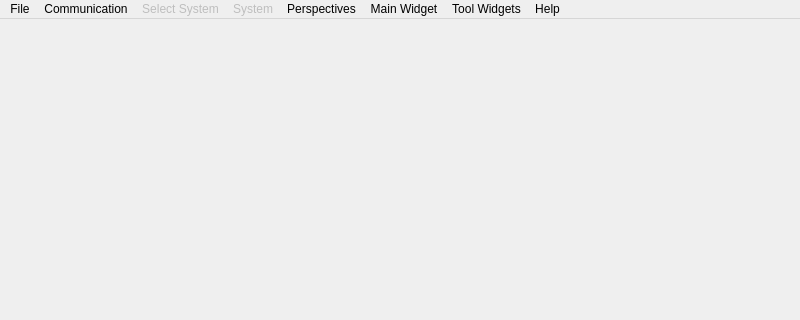
This is src/ui/MainWindow.ui in mpaperno/qgroundcontrol_aq as Qt 5 draws it before an edit; both pictures show x 0 to 800 and y 0 to 320 of the 800 by 500 pixel window. The edited form follows.
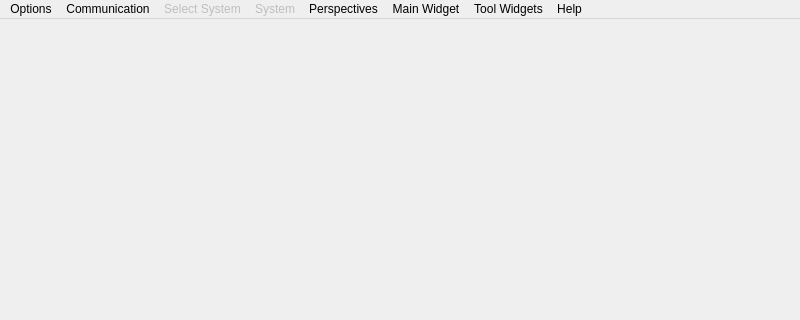
This is the edited form. Icons and pictures are not drawn.

Commit message: Add language option to settings dialog & group style choices together; Add AQ documentation link to Help menu; Rename File menu;

```diff
--- a/src/ui/MainWindow.ui
+++ b/src/ui/MainWindow.ui
@@ -53,7 +53,7 @@
    </property>
    <widget class="QMenu" name="menuMGround">
     <property name="title">
-     <string>File</string>
+     <string>Options</string>
     </property>
     <widget class="QMenu" name="menuPreferences">
      <property name="title">
```
Left out of the diff: 25 changed lines with no effect on the pictures. The commit also changes 10 other files.
